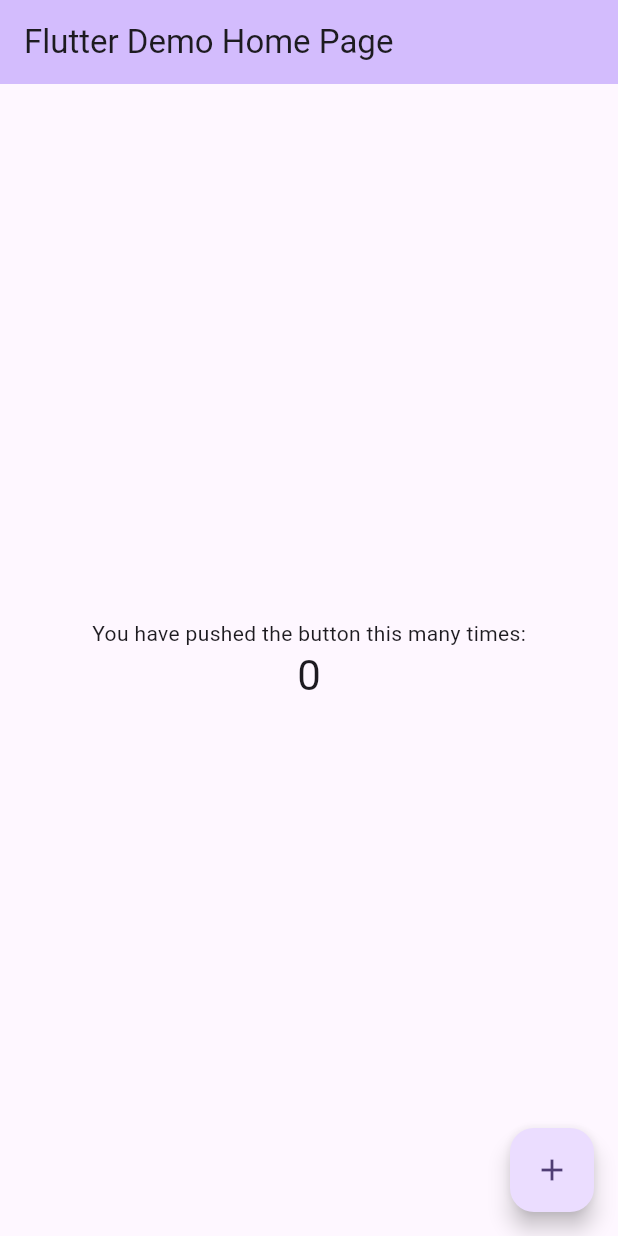
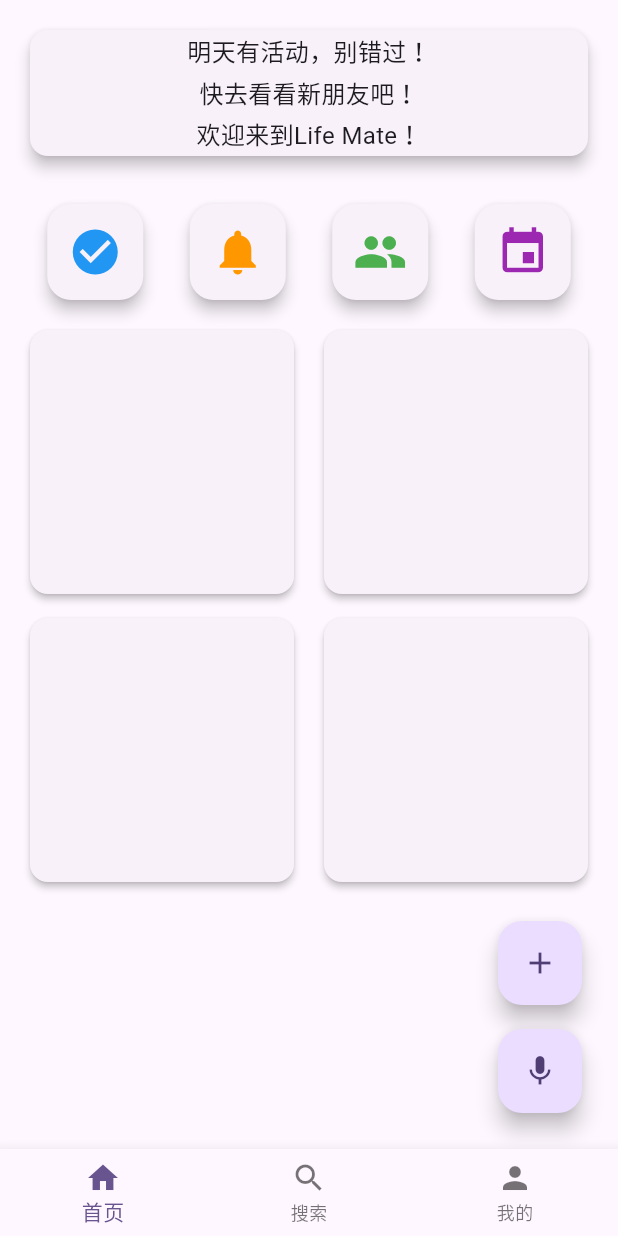
Before and after one commit to xhnya/life_mate_flutter, a Flutter app: the screen it shows after launch, on a phone screen of 412 x 824 dp. Run offline on Flutter 3.47's test engine with Material 3 defaults, Android fonts, the phone set to English and light mode, and no system bars.

Commit message:
Add HomePage widget and update main.dart for navigation

```diff
--- /dev/null
+++ b/lib/HomePage.dart
@@ -0,0 +1,202 @@
+import 'package:flutter/material.dart';
+import 'dart:async';
+
+class HomePage extends StatefulWidget {
+  const HomePage({super.key});
+
+  @override
+  State<HomePage> createState() => _HomePageState();
+}
+
+class _HomePageState extends State<HomePage> {
+  final ScrollController _scrollController = ScrollController();
+  final List<String> _messages = [
+    '欢迎来到Life Mate！',
+    '今日有3条新通知',
+    '记得完成每日打卡哦~',
+    '明天有活动，别错过！',
+    '快去看看新朋友吧！',
+  ];
+  late List<String> _displayMessages;
+  Timer? _timer;
+  int _currentIndex = 0;
+
+  @override
+  void initState() {
+    super.initState();
+    _displayMessages = List.from(_messages)..addAll(_messages.take(3));
+    _timer = Timer.periodic(const Duration(seconds: 2), (timer) {
+      if (!mounted) return;
+      if (_currentIndex < _messages.length) {
+        setState(() {
+          _currentIndex++;
+        });
+        _scrollController.animateTo(
+          _currentIndex * 28.0,
+          duration: const Duration(milliseconds: 400),
+          curve: Curves.easeInOut,
+        );
+      }
+      if (_currentIndex == _messages.length) {
+        Future.delayed(const Duration(milliseconds: 450), () {
+          if (!mounted) return;
+          setState(() {
+            _currentIndex = 0;
+          });
+          _scrollController.jumpTo(0);
+        });
+      }
+    });
+  }
+
+  @override
+  void dispose() {
+    _timer?.cancel();
+    _scrollController.dispose();
+    super.dispose();
+  }
+
+  Widget buildIconCard({required IconData icon, required Color color, required String tooltip, required VoidCallback onPressed}) {
+    return Card(
+      elevation: 4,
+      shape: RoundedRectangleBorder(borderRadius: BorderRadius.circular(16)),
+      child: SizedBox(
+        width: 64,
+        height: 64,
+        child: IconButton(
+          icon: Icon(icon, color: color, size: 36),
+          onPressed: onPressed,
+          tooltip: tooltip,
+        ),
+      ),
+    );
+  }
+
+  Widget buildSmallCard() {
+    return Expanded(
+      child: Card(
+        elevation: 2,
+        shape: RoundedRectangleBorder(borderRadius: BorderRadius.circular(12)),
+        child: AspectRatio(
+          aspectRatio: 1, // 保证正方形
+          child: Center(child: Container()), // 内容留空
+        ),
+      ),
+    );
+  }
+
+  @override
+  Widget build(BuildContext context) {
+    return Stack(
+      children: [
+        Column(
+          children: [
+            Padding(
+              padding: const EdgeInsets.all(16),
+              child: Card(
+                elevation: 4,
+                shape: RoundedRectangleBorder(borderRadius: BorderRadius.circular(12)),
+                child: SizedBox(
+                  height: 28.0 * 3,
+                  child: ListView.builder(
+                    controller: _scrollController,
+                    itemCount: _displayMessages.length,
+                    physics: const NeverScrollableScrollPhysics(),
+                    itemBuilder: (context, index) {
+                      return SizedBox(
+                        height: 28.0,
+                        child: Center(
+                          child: Text(
+                            _displayMessages[index],
+                            style: const TextStyle(fontSize: 16),
+                            overflow: TextOverflow.ellipsis,
+                          ),
+                        ),
+                      );
+                    },
+                  ),
+                ),
+              ),
+            ),
+            Padding(
+              padding: const EdgeInsets.symmetric(horizontal: 16, vertical: 8),
+              child: Row(
+                mainAxisAlignment: MainAxisAlignment.spaceAround,
+                children: [
+                  buildIconCard(
+                    icon: Icons.check_circle,
+                    color: Colors.blue,
+                    tooltip: '打卡',
+                    onPressed: () {},
+                  ),
+                  buildIconCard(
+                    icon: Icons.notifications,
+                    color: Colors.orange,
+                    tooltip: '通知',
+                    onPressed: () {},
+                  ),
+                  buildIconCard(
+                    icon: Icons.people,
+                    color: Colors.green,
+                    tooltip: '好友',
+                    onPressed: () {},
+                  ),
+                  buildIconCard(
+                    icon: Icons.event,
+                    color: Colors.purple,
+                    tooltip: '活动',
+                    onPressed: () {},
+                  ),
+                ],
+              ),
+            ),
+            // 两行小卡片
+            Padding(
+              padding: const EdgeInsets.symmetric(horizontal: 16, vertical: 4),
+              child: Column(
+                children: [
+                  Row(
+                    children: [
+                      buildSmallCard(),
+                      const SizedBox(width: 12),
+                      buildSmallCard(),
+                    ],
+                  ),
+                  const SizedBox(height: 8),
+                  Row(
+                    children: [
+                      buildSmallCard(),
+                      const SizedBox(width: 12),
+                      buildSmallCard(),
+                    ],
+                  ),
+                ],
+              ),
+            ),
+          ],
+        ),
+        // 悬浮按钮
+        Positioned(
+          right: 24,
+          bottom: 24,
+          child: Column(
+            mainAxisSize: MainAxisSize.min,
+            children: [
+              FloatingActionButton(
+                heroTag: 'add',
+                onPressed: () {},
+                child: const Icon(Icons.add),
+              ),
+              const SizedBox(height: 16),
+              FloatingActionButton(
+                heroTag: 'mic',
+                onPressed: () {},
+                child: const Icon(Icons.mic),
+              ),
+            ],
+          ),
+        ),
+      ],
+    );
+  }
+}
--- a/lib/main.dart
+++ b/lib/main.dart
@@ -1,125 +1,75 @@
 import 'package:flutter/material.dart';
+
+import 'HomePage.dart';
 
 void main() {
   runApp(const MyApp());
 }
 
+
 class MyApp extends StatelessWidget {
   const MyApp({super.key});
 
-  // This widget is the root of your application.
   @override
   Widget build(BuildContext context) {
     return MaterialApp(
       title: 'Flutter Demo',
       theme: ThemeData(
-        // This is the theme of your application.
-        //
-        // TRY THIS: Try running your application with "flutter run". You'll see
-        // the application has a purple toolbar. Then, without quitting the app,
-        // try changing the seedColor in the colorScheme below to Colors.green
-        // and then invoke "hot reload" (save your changes or press the "hot
-        // reload" button in a Flutter-supported IDE, or press "r" if you used
-        // the command line to start the app).
-        //
-        // Notice that the counter didn't reset back to zero; the application
-        // state is not lost during the reload. To reset the state, use hot
-        // restart instead.
-        //
-        // This works for code too, not just values: Most code changes can be
-        // tested with just a hot reload.
         colorScheme: ColorScheme.fromSeed(seedColor: Colors.deepPurple),
         useMaterial3: true,
       ),
-      home: const MyHomePage(title: 'Flutter Demo Home Page'),
+      home: const MyHomePage(),
     );
   }
 }
 
 class MyHomePage extends StatefulWidget {
-  const MyHomePage({super.key, required this.title});
-
-  // This widget is the home page of your application. It is stateful, meaning
-  // that it has a State object (defined below) that contains fields that affect
-  // how it looks.
-
-  // This class is the configuration for the state. It holds the values (in this
-  // case the title) provided by the parent (in this case the App widget) and
-  // used by the build method of the State. Fields in a Widget subclass are
-  // always marked "final".
-
-  final String title;
+  const MyHomePage({super.key});
 
   @override
   State<MyHomePage> createState() => _MyHomePageState();
 }
 
 class _MyHomePageState extends State<MyHomePage> {
-  int _counter = 0;
+  int _currentIndex = 0;
 
-  void _incrementCounter() {
-    setState(() {
-      // This call to setState tells the Flutter framework that something has
-      // changed in this State, which causes it to rerun the build method below
-      // so that the display can reflect the updated values. If we changed
-      // _counter without calling setState(), then the build method would not be
-      // called again, and so nothing would appear to happen.
-      _counter++;
-    });
-  }
+  final List<Widget> _pages = const [
+    HomePage(),
+    Center(child: Text('搜索页')),
+    Center(child: Text('我的页')),
+  ];
 
   @override
   Widget build(BuildContext context) {
-    // This method is rerun every time setState is called, for instance as done
-    // by the _incrementCounter method above.
-    //
-    // The Flutter framework has been optimized to make rerunning build methods
-    // fast, so that you can just rebuild anything that needs updating rather
-    // than having to individually change instances of widgets.
     return Scaffold(
       appBar: AppBar(
-        // TRY THIS: Try changing the color here to a specific color (to
-        // Colors.amber, perhaps?) and trigger a hot reload to see the AppBar
-        // change color while the other colors stay the same.
-        backgroundColor: Theme.of(context).colorScheme.inversePrimary,
-        // Here we take the value from the MyHomePage object that was created by
-        // the App.build method, and use it to set our appbar title.
-        title: Text(widget.title),
+        backgroundColor: Colors.transparent,
+        elevation: 0,
+        toolbarHeight: 0,
       ),
-      body: Center(
-        // Center is a layout widget. It takes a single child and positions it
-        // in the middle of the parent.
-        child: Column(
-          // Column is also a layout widget. It takes a list of children and
-          // arranges them vertically. By default, it sizes itself to fit its
-          // children horizontally, and tries to be as tall as its parent.
-          //
-          // Column has various properties to control how it sizes itself and
-          // how it positions its children. Here we use mainAxisAlignment to
-          // center the children vertically; the main axis here is the vertical
-          // axis because Columns are vertical (the cross axis would be
-          // horizontal).
-          //
-          // TRY THIS: Invoke "debug painting" (choose the "Toggle Debug Paint"
-          // action in the IDE, or press "p" in the console), to see the
-          // wireframe for each widget.
-          mainAxisAlignment: MainAxisAlignment.center,
-          children: <Widget>[
-            const Text(
-              'You have pushed the button this many times:',
-            ),
-            Text(
-              '$_counter',
-              style: Theme.of(context).textTheme.headlineMedium,
-            ),
-          ],
-        ),
+      body: _pages[_currentIndex],
+      bottomNavigationBar: BottomNavigationBar(
+        currentIndex: _currentIndex,
+        onTap: (index) {
+          setState(() {
+            _currentIndex = index;
+          });
+        },
+        items: const [
+          BottomNavigationBarItem(
+            icon: Icon(Icons.home),
+            label: '首页',
+          ),
+          BottomNavigationBarItem(
+            icon: Icon(Icons.search),
+            label: '搜索',
+          ),
+          BottomNavigationBarItem(
+            icon: Icon(Icons.person),
+            label: '我的',
+          ),
+        ],
       ),
-      floatingActionButton: FloatingActionButton(
-        onPressed: _incrementCounter,
-        tooltip: 'Increment',
-        child: const Icon(Icons.add),
-      ), // This trailing comma makes auto-formatting nicer for build methods.
     );
   }
 }
```
Also changed, not shown: 1 other file.
